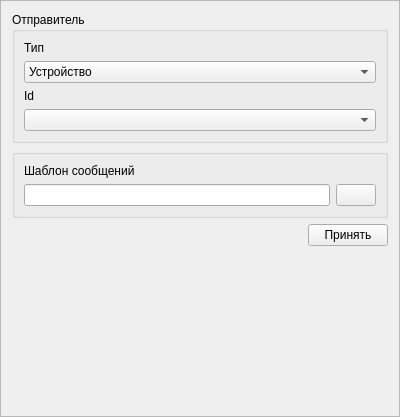
Above: logview/src/filter.ui from breton75/Modus before the change. Below: the same form after it.
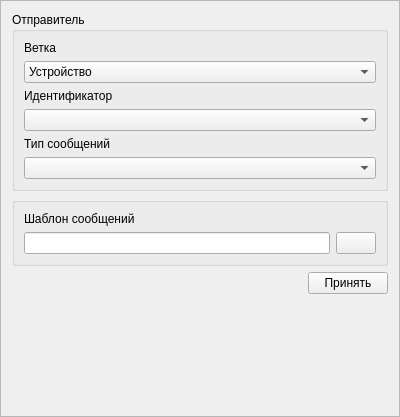
That is the form after the change. Icons and pictures are not drawn.

```diff
--- a/logview/src/filter.ui
+++ b/logview/src/filter.ui
@@ -32,7 +32,7 @@
       <item>
        <widget class="QLabel" name="label">
         <property name="text">
-         <string>Тип</string>
+         <string>Ветка</string>
         </property>
        </widget>
       </item>
@@ -72,7 +72,7 @@
       <item>
        <widget class="QLabel" name="label_2">
         <property name="text">
-         <string>Id</string>
+         <string>Идентификатор</string>
         </property>
        </widget>
       </item>
@@ -86,6 +86,23 @@
         </property>
        </widget>
       </item>
+      <item>
+       <widget class="QLabel" name="label_4">
+        <property name="text">
+         <string>Тип сообщений</string>
+        </property>
+       </widget>
+      </item>
+      <item>
+       <widget class="QComboBox" name="cbId_2">
+        <property name="sizePolicy">
+         <sizepolicy hsizetype="Expanding" vsizetype="Fixed">
+          <horstretch>0</horstretch>
+          <verstretch>0</verstretch>
+         </sizepolicy>
+        </property>
+       </widget>
+      </item>
      </layout>
     </widget>
    </item>
```
Left out of the diff: 5 changed lines with no effect on the pictures.
